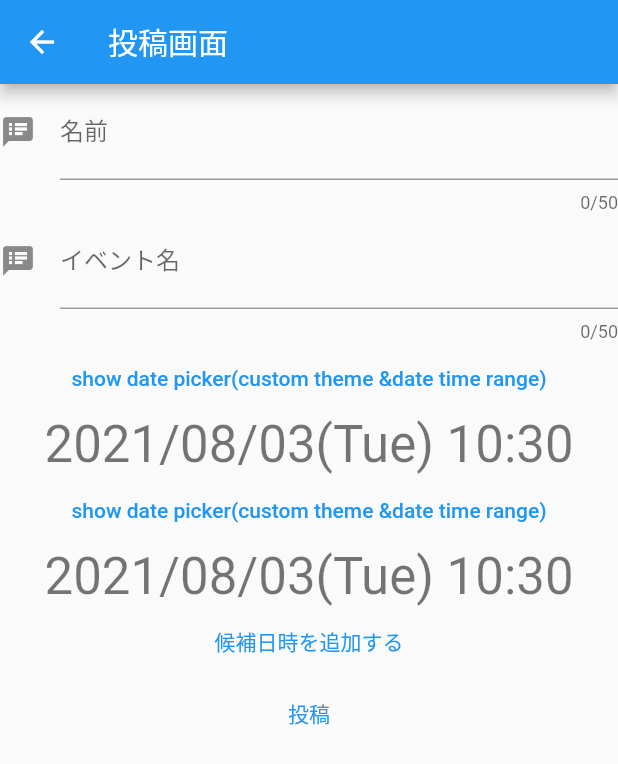
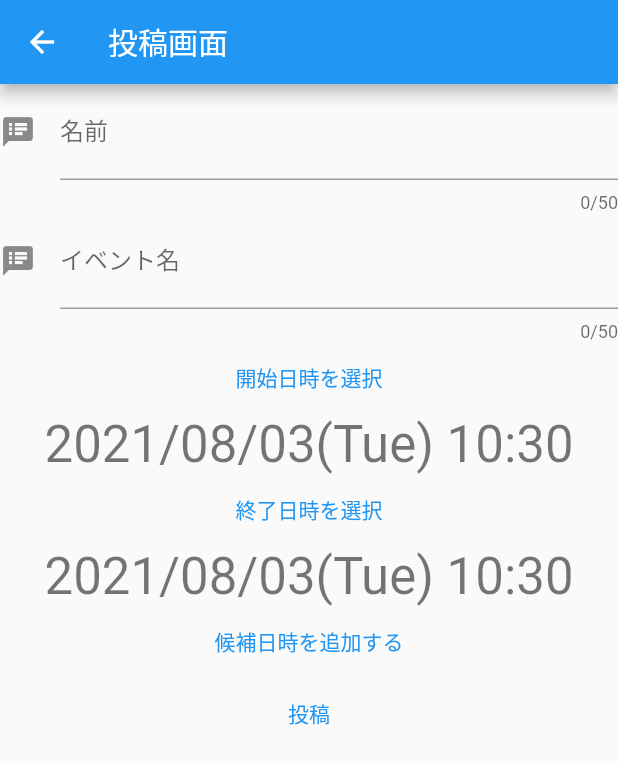
Before and after one commit to enpitut2021/tamariba, a Flutter app: the PostPage screen opened directly, after a tap on "候補日時を追加する", on a phone screen of 412 x 824 dp. Shown: the top 764 px of the screen. Run offline on Flutter 3.47's test engine with Material 2 defaults, Android fonts, the phone set to English and light mode, and no system bars; our stand-ins replace cloud_firestore, firebase_core, flutter_datetime_picker; missing offline and left inert: twitter_login; accounts and stored records are empty.

Commit message:
Update UI at post page

```diff
--- a/lib/page/post.dart
+++ b/lib/page/post.dart
@@ -19,14 +19,45 @@ class _PostPagePageState extends State<PostPage> {
   var formatter = new DateFormat('yyyy/MM/dd(E) HH:mm');
   var candidate = [];
 
+  // _mydatetimeStartと_mydatetimeEndを整形してdatetimeを作る関数
+  _dateCreate() {
+    var mydatetime = _mydatetimeStart.year.toString() +
+      '/' +
+      _mydatetimeStart.month.toString() +
+      '/' +
+      _mydatetimeStart.day.toString() +
+      ' ' +
+      _mydatetimeStart.hour.toString() +
+      ':' +
+      _mydatetimeStart.minute.toString() +
+      '~' +
+      _mydatetimeEnd.year.toString() +
+      '/' +
+      _mydatetimeEnd.month.toString() +
+      '/' +
+      _mydatetimeEnd.day.toString() +
+      ' ' +
+      _mydatetimeEnd.hour.toString() +
+      ':' +
+      _mydatetimeEnd.minute.toString();
+    return mydatetime;
+  }
+
   _onSubmitted() {
     CollectionReference posts = FirebaseFirestore.instance.collection('event');
     posts.add({
       "username": _textEditingControllerUsername.text,
       "title": _textEditingControllerTitle.text,
     }).then((value) {
-      for (var i in candidate) {
-        posts.doc(value.id).collection('optionList').add({"option": i});
+      if (candidate.length == 0) {
+        // candidateが空の状態で投稿する場合
+        var mydatetime = _dateCreate();
+        posts.doc(value.id).collection('optionList').add({"option": mydatetime});
+      } else {
+        // 複数の日程候補がある場合
+        for (var i in candidate) {
+          posts.doc(value.id).collection('optionList').add({"option": i});
+        }
       }
     });
 
@@ -36,25 +67,7 @@ class _PostPagePageState extends State<PostPage> {
   }
 
   _dateAdded() {
-    var mydatetime = _mydatetimeStart.year.toString() +
-        '/' +
-        _mydatetimeStart.month.toString() +
-        '/' +
-        _mydatetimeStart.day.toString() +
-        ' ' +
-        _mydatetimeStart.hour.toString() +
-        ':' +
-        _mydatetimeStart.minute.toString() +
-        '~' +
-        _mydatetimeEnd.year.toString() +
-        '/' +
-        _mydatetimeEnd.month.toString() +
-        '/' +
-        _mydatetimeEnd.day.toString() +
-        ' ' +
-        _mydatetimeEnd.hour.toString() +
-        ':' +
-        _mydatetimeEnd.minute.toString();
+    var mydatetime = _dateCreate();
     candidate.add(mydatetime);
   }
 
@@ -93,6 +106,9 @@ class _PostPagePageState extends State<PostPage> {
             labelText: 'イベント名',
           ),
         ),
+        // Column(
+        //   mainAxisAlignment: MainAxisAlignment.center,
+        // ),
         TextButton(
           onPressed: () {
             DatePicker.showDateTimePicker(
@@ -118,7 +134,7 @@ class _PostPagePageState extends State<PostPage> {
           //child: Icon(Icons.access_time),
 
           child: Text(
-            'show date picker(custom theme &date time range)',
+            '開始日時を選択',
             style: TextStyle(color: Colors.blue),
           ),
         ),
@@ -153,7 +169,7 @@ class _PostPagePageState extends State<PostPage> {
           //child: Icon(Icons.access_time),
 
           child: Text(
-            'show date picker(custom theme &date time range)',
+            '終了日時を選択',
             style: TextStyle(color: Colors.blue),
           ),
         ),
```
